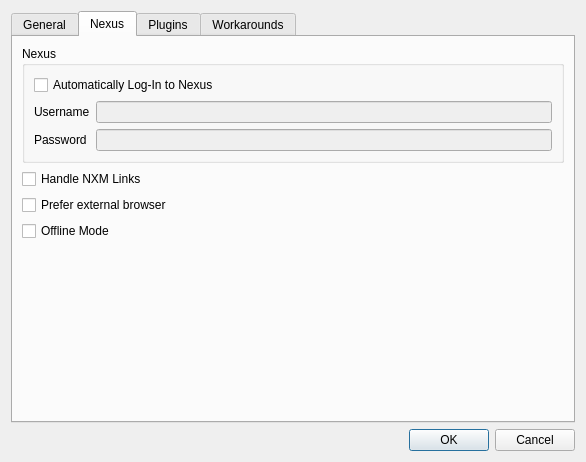
Before: the Qt Designer form modorganizer/src/settingsdialog.ui in Holt59/mo2-merge, drawn with Qt 5.
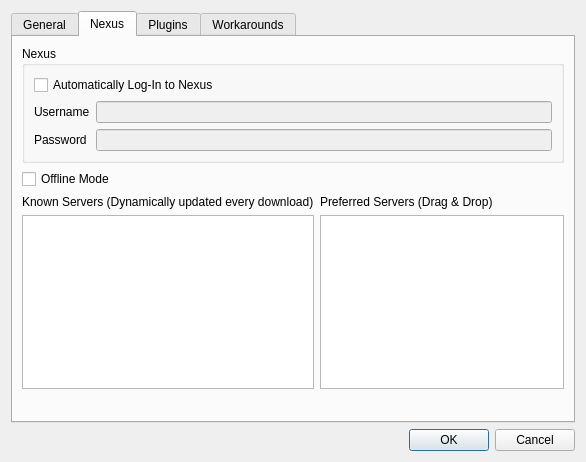
After: the same form once the commit is applied. The open tabs and pages were chosen to show the change. Icons and pictures are not drawn.

Diff of the .ui file:
```diff
--- a/modorganizer/src/settingsdialog.ui
+++ b/modorganizer/src/settingsdialog.ui
@@ -315,33 +315,6 @@
          </layout>
         </widget>
        </item>
-       <item>
-        <widget class="QCheckBox" name="handleNXMBox">
-         <property name="toolTip">
-          <string>Sets up MO as the global handler for NXM links.</string>
-         </property>
-         <property name="whatsThis">
-          <string>NXM Links are the green Download-buttons on Nexus. If this is checked, MO will be set up to handle those links.
-On some systems this will require administrative rights.</string>
-         </property>
-         <property name="text">
-          <string>Handle NXM Links</string>
-         </property>
-        </widget>
-       </item>
-       <item>
-        <widget class="QCheckBox" name="preferExternalBox">
-         <property name="toolTip">
-          <string>If checked, MO will use an external browser for buttons like &quot;Visit on Nexus&quot; instead of the integrated one.</string>
-         </property>
-         <property name="whatsThis">
-          <string>If checked, MO will use an external browser for buttons like &quot;Visit on Nexus&quot; instead of the integrated one.</string>
-         </property>
-         <property name="text">
-          <string>Prefer external browser</string>
-         </property>
-        </widget>
-       </item>
        <item>
         <widget class="QCheckBox" name="offlineBox">
          <property name="statusTip">
@@ -355,6 +328,52 @@
          </property>
         </widget>
        </item>
+       <item>
+        <layout class="QHBoxLayout" name="horizontalLayout_8">
+         <item>
+          <layout class="QVBoxLayout" name="verticalLayout_6">
+           <item>
+            <widget class="QLabel" name="label_16">
+             <property name="text">
+              <string>Known Servers (Dynamically updated every download)</string>
+             </property>
+            </widget>
+           </item>
+           <item>
+            <widget class="QListWidget" name="knownServersList">
+             <property name="dragDropMode">
+              <enum>QAbstractItemView::DragDrop</enum>
+             </property>
+             <property name="defaultDropAction">
+              <enum>Qt::MoveAction</enum>
+             </property>
+            </widget>
+           </item>
+          </layout>
+         </item>
+         <item>
+          <layout class="QVBoxLayout" name="verticalLayout_8">
+           <item>
+            <widget class="QLabel" name="label_17">
+             <property name="text">
+              <string>Preferred Servers (Drag &amp; Drop)</string>
+             </property>
+            </widget>
+           </item>
+           <item>
+            <widget class="QListWidget" name="preferredServersList">
+             <property name="dragDropMode">
+              <enum>QAbstractItemView::DragDrop</enum>
+             </property>
+             <property name="defaultDropAction">
+              <enum>Qt::MoveAction</enum>
+             </property>
+            </widget>
+           </item>
+          </layout>
+         </item>
+        </layout>
+       </item>
        <item>
         <spacer name="verticalSpacer_3">
          <property name="orientation">
```
Left out of the diff: 2 changed lines with no effect on the pictures.
